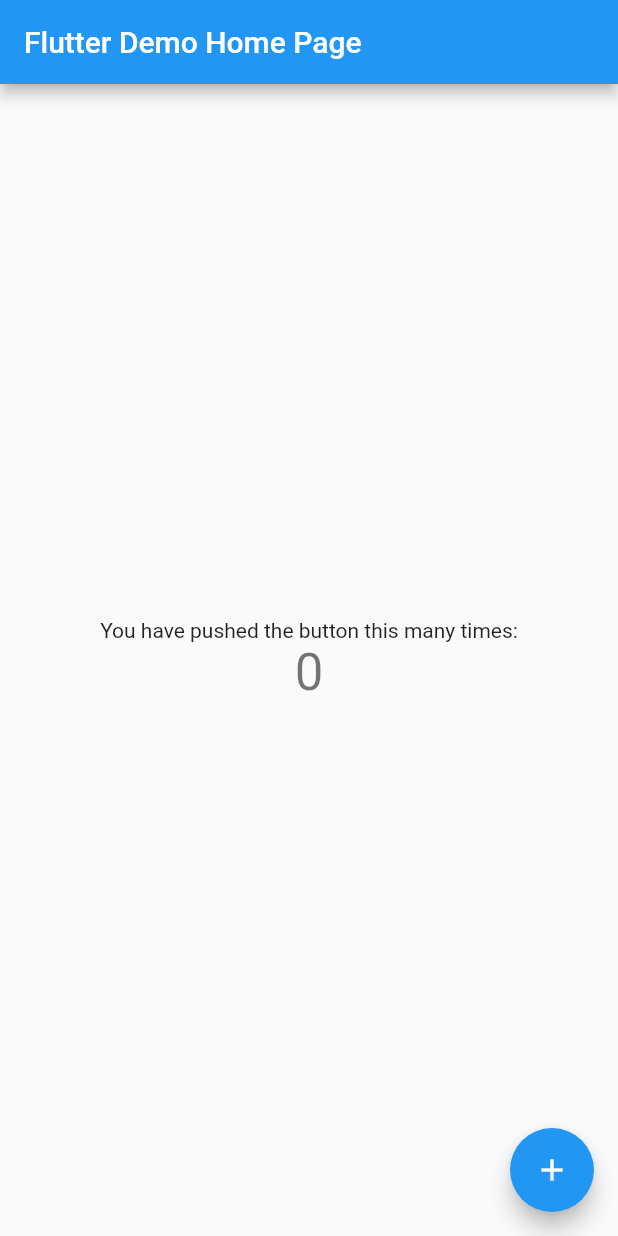
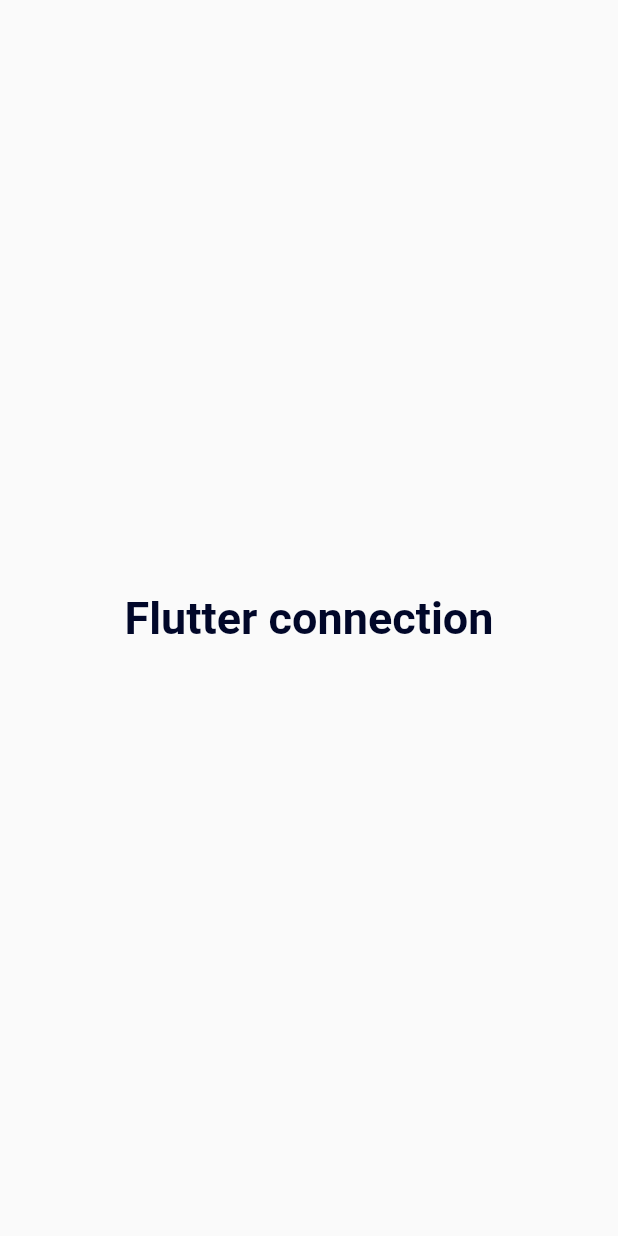
Before and after one commit to DEVI2899/Testing, a Flutter app: the first screen one second after launch, on a phone screen of 412 x 824 dp. Run offline on Flutter 3.47's test engine with Material 2 defaults, Android fonts, the phone set to English and light mode, and no system bars.

Commit message:
splashscreen adding

```diff
--- a/lib/main.dart
+++ b/lib/main.dart
@@ -1,4 +1,5 @@
 import 'package:flutter/material.dart';
+import 'package:testing/splashscreen.dart';
 
 void main() {
   runApp(const MyApp());
@@ -24,92 +25,7 @@ class MyApp extends StatelessWidget {
         // is not restarted.
         primarySwatch: Colors.blue,
       ),
-      home: const MyHomePage(title: 'Flutter Demo Home Page'),
+      home: const splashscreen()
     );
   }
 }
-
-class MyHomePage extends StatefulWidget {
-  const MyHomePage({Key? key, required this.title}) : super(key: key);
-
-  // This widget is the home page of your application. It is stateful, meaning
-  // that it has a State object (defined below) that contains fields that affect
-  // how it looks.
-
-  // This class is the configuration for the state. It holds the values (in this
-  // case the title) provided by the parent (in this case the App widget) and
-  // used by the build method of the State. Fields in a Widget subclass are
-  // always marked "final".
-
-  final String title;
-
-  @override
-  State<MyHomePage> createState() => _MyHomePageState();
-}
-
-class _MyHomePageState extends State<MyHomePage> {
-  int _counter = 0;
-
-  void _incrementCounter() {
-    setState(() {
-      // This call to setState tells the Flutter framework that something has
-      // changed in this State, which causes it to rerun the build method below
-      // so that the display can reflect the updated values. If we changed
-      // _counter without calling setState(), then the build method would not be
-      // called again, and so nothing would appear to happen.
-      _counter++;
-    });
-  }
-
-  @override
-  Widget build(BuildContext context) {
-    // This method is rerun every time setState is called, for instance as done
-    // by the _incrementCounter method above.
-    //
-    // The Flutter framework has been optimized to make rerunning build methods
-    // fast, so that you can just rebuild anything that needs updating rather
-    // than having to individually change instances of widgets.
-    return Scaffold(
-      appBar: AppBar(
-        // Here we take the value from the MyHomePage object that was created by
-        // the App.build method, and use it to set our appbar title.
-        title: Text(widget.title),
-      ),
-      body: Center(
-        // Center is a layout widget. It takes a single child and positions it
-        // in the middle of the parent.
-        child: Column(
-          // Column is also a layout widget. It takes a list of children and
-          // arranges them vertically. By default, it sizes itself to fit its
-          // children horizontally, and tries to be as tall as its parent.
-          //
-          // Invoke "debug painting" (press "p" in the console, choose the
-          // "Toggle Debug Paint" action from the Flutter Inspector in Android
-          // Studio, or the "Toggle Debug Paint" command in Visual Studio Code)
-          // to see the wireframe for each widget.
-          //
-          // Column has various properties to control how it sizes itself and
-          // how it positions its children. Here we use mainAxisAlignment to
-          // center the children vertically; the main axis here is the vertical
-          // axis because Columns are vertical (the cross axis would be
-          // horizontal).
-          mainAxisAlignment: MainAxisAlignment.center,
-          children: <Widget>[
-            const Text(
-              'You have pushed the button this many times:',
-            ),
-            Text(
-              '$_counter',
-              style: Theme.of(context).textTheme.headline4,
-            ),
-          ],
-        ),
-      ),
-      floatingActionButton: FloatingActionButton(
-        onPressed: _incrementCounter,
-        tooltip: 'Increment',
-        child: const Icon(Icons.add),
-      ), // This trailing comma makes auto-formatting nicer for build methods.
-    );
-  }
-}
--- /dev/null
+++ b/lib/splashscreen.dart
@@ -0,0 +1,29 @@
+import 'dart:async';
+
+import 'package:flutter/material.dart';
+
+
+class splashscreen extends StatefulWidget {
+  const splashscreen({Key? key}) : super(key: key);
+
+  @override
+  State<splashscreen> createState() => _splashscreenState();
+}
+
+class _splashscreenState extends State<splashscreen> {
+  void initState() {
+    super.initState();
+    Timer(const Duration(seconds: 5), ()
+        => Navigator.pushReplacement(context, MaterialPageRoute(builder:
+            (context) => Homescreen()
+        )
+        )
+    );
+  }
+  @override
+  Widget build(BuildContext context) {
+    return const Scaffold(
+      body: Center(child: Text('Flutter connection', style: TextStyle(fontWeight: FontWeight.bold, fontSize: 30, color: Color(0xff010729)),)),
+    );
+  }
+}
```
